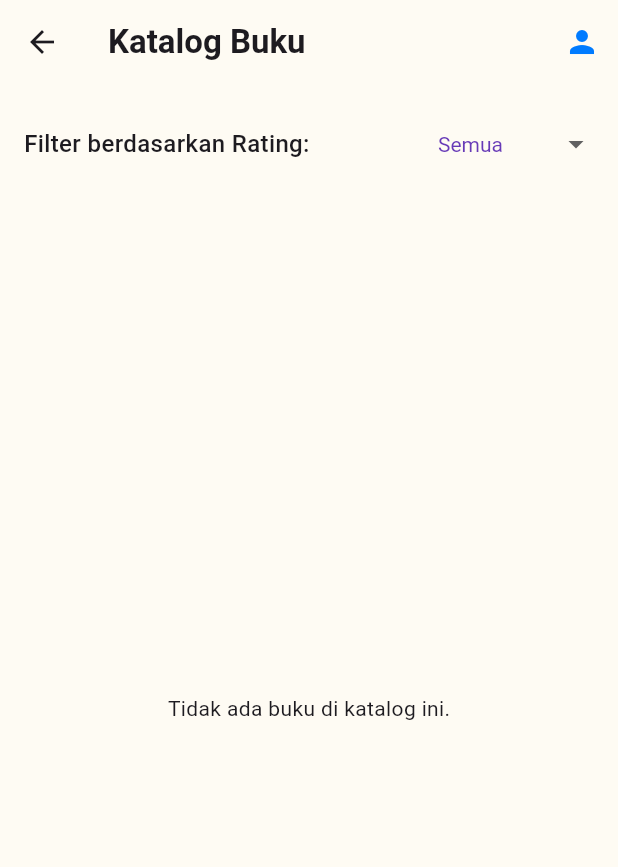
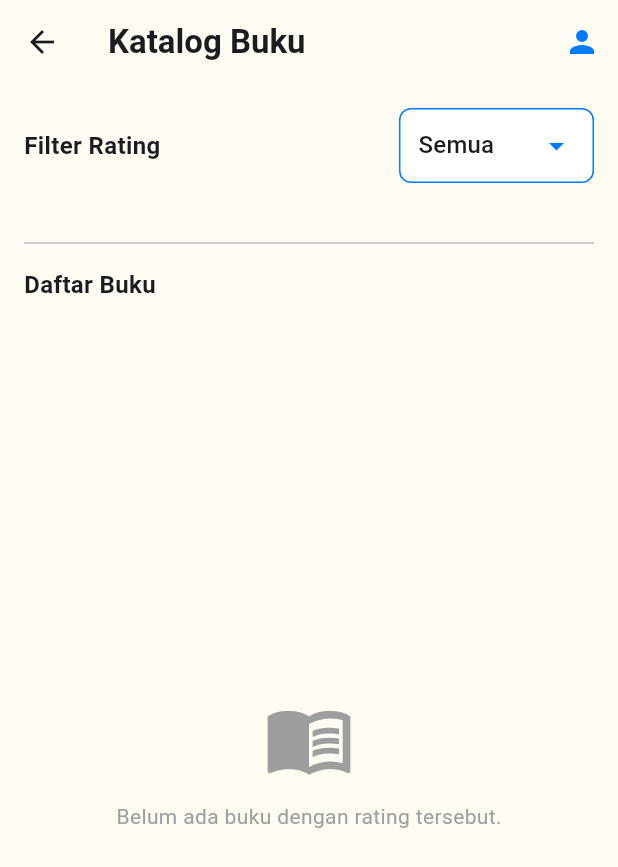
Before and after one commit to Adewangga018/smartlib, a Flutter app: the CatalogScreen screen opened directly, on a phone screen of 412 x 824 dp. Shown: the top 867 px of the screen. Run offline on Flutter 3.47's test engine with Material 3 defaults, Android fonts, the light colour scheme and no system bars; our stand-ins replace cloud_firestore, firebase_auth, firebase_core; accounts and stored records are empty.

Commit message:
add feature delete, fix bug, beautiful catalog

```diff
--- a/lib/common/models/book_model.dart
+++ b/lib/common/models/book_model.dart
@@ -2,6 +2,8 @@ class Book {
   final String title;
   final String author;
   final String imageUrl;
+  final String status;
+
   // --- PERUBAHAN DI SINI ---
   final String synopsis; // Properti baru untuk sinopsis
   final String info;     // Properti baru untuk info buku (penerbit, halaman, dll)
@@ -12,6 +14,7 @@ class Book {
     required this.title,
     required this.author,
     required this.imageUrl,
+    required this.status, // status
     // Tambahkan properti baru ke constructor
     required this.synopsis, // Wajib diisi
     required this.info,     // Wajib diisi
@@ -29,6 +32,7 @@ class Book {
       'info': info,           // Tambahkan ke map
       'rating': rating,
       'reviewText': reviewText,
+      'status': status, // pastikan disimpan ke Firestore
     };
   }
 
@@ -42,6 +46,7 @@ class Book {
       info: map['info'] ?? '',         // Ambil dari map
       rating: map['rating'],
       reviewText: map['reviewText'],
+      status: map['status'] ?? 'to_read', // default jika tidak ada status
     );
   }
 }
--- a/lib/features/catalog/screens/catalog_screen.dart
+++ b/lib/features/catalog/screens/catalog_screen.dart
@@ -23,20 +23,13 @@ class _CatalogScreenState extends State<CatalogScreen> {
       builder: (context, bookProvider, child) {
         // Gabungkan buku dari toReadListBooks dan finishedBooks
         // Pastikan tidak ada duplikasi jika buku ada di kedua list (walaupun seharusnya tidak)
-        final allBooks = [...bookProvider.toReadListBooks, ...bookProvider.finishedBooks];
-
-        // Hapus duplikasi jika ada (berdasarkan title)
-        final uniqueBooks = <String, Book>{};
-        for (var book in allBooks) {
-          uniqueBooks[book.title] = book;
-        }
-        final List<Book> booksToDisplay = uniqueBooks.values.toList();
-
+        final allBooks = bookProvider.finishedBooks.where((book) => book.reviewText != null && book.reviewText!.isNotEmpty).toList();
 
         // Filter buku berdasarkan rating
         final filteredBooks = selectedRating == null
-            ? booksToDisplay // Gunakan data dari provider
-            : booksToDisplay.where((book) => book.rating == selectedRating).toList();
+        ? allBooks
+        : allBooks.where((book) => book.rating == selectedRating).toList();
+
 
         return Scaffold(
           backgroundColor: AppColors.background,
@@ -66,22 +59,25 @@ class _CatalogScreenState extends State<CatalogScreen> {
   mainAxisAlignment: MainAxisAlignment.spaceBetween,
   children: [
     const Text(
-                      'Filter berdasarkan Rating:',
-                      style: TextStyle(fontSize: 16, fontWeight: FontWeight.w500),
+      'Filter Rating',
+      style: TextStyle(fontSize: 16, fontWeight: FontWeight.w600),
     ),
-                    DropdownButton<int?>(
+    Container(
+      padding: const EdgeInsets.symmetric(horizontal: 12),
+      decoration: BoxDecoration(
+        color: Colors.white,
+        border: Border.all(color: AppColors.primaryBlue),
+        borderRadius: BorderRadius.circular(8),
+      ),
+      child: DropdownButtonHideUnderline(
+        child: DropdownButton<int?>(
           value: selectedRating,
+          icon: const Icon(Icons.arrow_drop_down, color: AppColors.primaryBlue),
           onChanged: (int? newValue) {
             setState(() {
               selectedRating = newValue;
             });
           },
-                      hint: const Text('Pilih Rating'),
-                      icon: const Icon(Icons.arrow_drop_down),
-                      iconSize: 24,
-                      elevation: 16,
-                      style: const TextStyle(color: Colors.deepPurple),
-                      underline: const SizedBox(),
           items: [
             const DropdownMenuItem<int?>(
               value: null,
@@ -101,15 +97,39 @@ class _CatalogScreenState extends State<CatalogScreen> {
             }),
           ],
         ),
+      ),
+    ),
   ],
 ),
                 const SizedBox(height: 16),
+                const SizedBox(height: 16),
+                const Divider(thickness: 1.2),
+                const SizedBox(height: 8),
+                Align(
+                  alignment: Alignment.centerLeft,
+                  child: Text(
+                    'Daftar Buku',
+                    style: TextStyle(fontSize: 16, fontWeight: FontWeight.bold),
+                  ),
+                ),
+                const SizedBox(height: 8),
                 Expanded(
                   child: filteredBooks.isEmpty
-                      ? const Center(
-                          child: Text('Tidak ada buku di katalog ini.'),
+                      ? Center(
+                          child: Column(
+                            mainAxisSize: MainAxisSize.min,
+                            children: const [
+                              Icon(Icons.menu_book_outlined, size: 60, color: Colors.grey),
+                              SizedBox(height: 12),
+                              Text(
+                                'Belum ada buku dengan rating tersebut.',
+                                style: TextStyle(color: Colors.grey, fontSize: 14),
+                              ),
+                            ],
+                          ),
                       )
-                      : GridView.builder(
+                      :
+                      GridView.builder(
                           gridDelegate: const SliverGridDelegateWithFixedCrossAxisCount(
                             crossAxisCount: 2,
                             crossAxisSpacing: 16,
@@ -119,8 +139,12 @@ class _CatalogScreenState extends State<CatalogScreen> {
                           itemCount: filteredBooks.length,
                           itemBuilder: (context, index) {
                           final book = filteredBooks[index];
-                            return BookCard(book: book);
-                          },
+                          return AnimatedContainer(
+                            duration: const Duration(milliseconds: 300),
+                            curve: Curves.easeInOut,
+                            child: BookCard(book: book),
+                          );
+                        }
                         ),
                 ),
               ],
--- a/lib/features/to_read_list/screens/add_read_list_screen.dart
+++ b/lib/features/to_read_list/screens/add_read_list_screen.dart
@@ -38,6 +38,7 @@ class _AddReadListScreenState extends State<AddReadListScreen> {
         synopsis: _synopsisController.text.trim(),
         info: _infoController.text.trim(),
         rating: null,
+        status: 'to_read',
         reviewText: null,
       );
 
```
Also changed, not shown: lib/common/providers/book_provider.dart (+19 -0 lines), lib/features/to_read_list/screens/to_read_list_screen.dart (+39 -26 lines), lib/firestore_service.dart (line endings or trailing spaces). Lines whose indentation alone changed are shown as unchanged.
